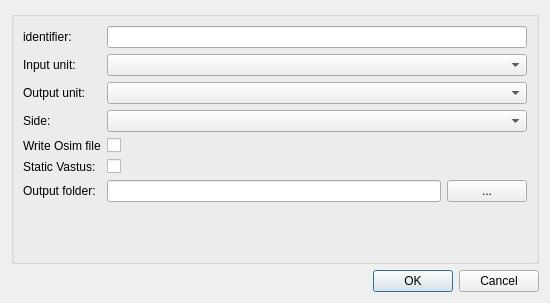
First picture: the form in mapclientplugins/fieldworkgait2392musclehmfstep/qt/configuredialog.ui, repository tsalemink/fieldworkgait2392musclehmfstep, before the edit.
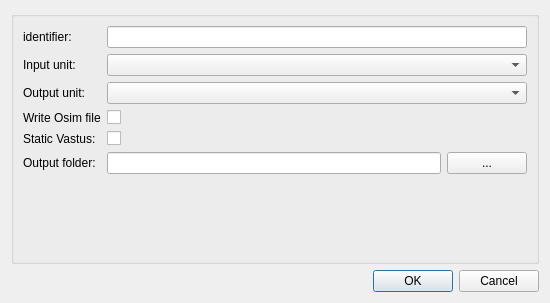
Second picture: the form after the edit.

Commit message: converted to work with 2-side lowerlimb input

Diff of the .ui file:
```diff
--- a/mapclientplugins/fieldworkgait2392musclehmfstep/qt/configuredialog.ui
+++ b/mapclientplugins/fieldworkgait2392musclehmfstep/qt/configuredialog.ui
@@ -20,6 +20,9 @@
       <string/>
      </property>
      <layout class="QFormLayout" name="formLayout">
+      <property name="fieldGrowthPolicy">
+       <enum>QFormLayout::AllNonFixedFieldsGrow</enum>
+      </property>
       <item row="0" column="0">
        <widget class="QLabel" name="label0">
         <property name="text">
@@ -37,6 +40,9 @@
         </property>
        </widget>
       </item>
+      <item row="1" column="1">
+       <widget class="QComboBox" name="comboBox_in_unit"/>
+      </item>
       <item row="2" column="0">
        <widget class="QLabel" name="label3">
         <property name="text">
@@ -44,44 +50,45 @@
         </property>
        </widget>
       </item>
-      <item row="6" column="0">
-       <widget class="QLabel" name="label1">
-        <property name="text">
-         <string>Output folder:</string>
-        </property>
-       </widget>
+      <item row="2" column="1">
+       <widget class="QComboBox" name="comboBox_out_unit"/>
       </item>
-      <item row="4" column="0">
+      <item row="3" column="0">
        <widget class="QLabel" name="label4">
         <property name="text">
          <string>Write Osim file</string>
         </property>
        </widget>
       </item>
-      <item row="3" column="0">
-       <widget class="QLabel" name="label5">
-        <property name="text">
-         <string>Side:  </string>
-        </property>
-       </widget>
-      </item>
       <item row="3" column="1">
-       <widget class="QComboBox" name="comboBox_side"/>
-      </item>
-      <item row="1" column="1">
-       <widget class="QComboBox" name="comboBox_in_unit"/>
-      </item>
-      <item row="2" column="1">
-       <widget class="QComboBox" name="comboBox_out_unit"/>
-      </item>
-      <item row="4" column="1">
        <widget class="QCheckBox" name="checkBox_write_osim_file">
         <property name="text">
          <string/>
         </property>
        </widget>
       </item>
-      <item row="6" column="1">
+      <item row="4" column="0">
+       <widget class="QLabel" name="label">
+        <property name="text">
+         <string>Static Vastus:</string>
+        </property>
+       </widget>
+      </item>
+      <item row="4" column="1">
+       <widget class="QCheckBox" name="checkBox_static_vas">
+        <property name="text">
+         <string/>
+        </property>
+       </widget>
+      </item>
+      <item row="5" column="0">
+       <widget class="QLabel" name="label1">
+        <property name="text">
+         <string>Output folder:</string>
+        </property>
+       </widget>
+      </item>
+      <item row="5" column="1">
        <layout class="QHBoxLayout" name="horizontalLayout">
         <item>
          <widget class="QLineEdit" name="lineEdit_osim_output_dir"/>
@@ -95,20 +102,6 @@
         </item>
        </layout>
       </item>
-      <item row="5" column="0">
-       <widget class="QLabel" name="label">
-        <property name="text">
-         <string>Static Vastus:</string>
-        </property>
-       </widget>
-      </item>
-      <item row="5" column="1">
-       <widget class="QCheckBox" name="checkBox_static_vas">
-        <property name="text">
-         <string/>
-        </property>
-       </widget>
-      </item>
      </layout>
     </widget>
    </item>
```
Left out of the diff: 1 changed line with no effect on the pictures. The commit also changes 5 other files.
